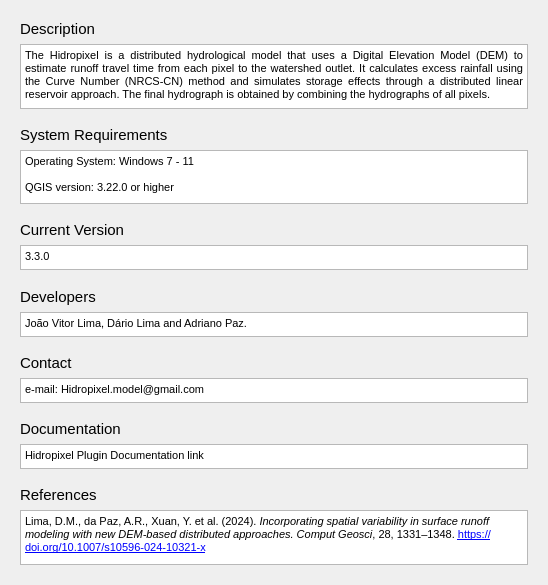
First picture: the form in hidropixel_dialog_about.ui, repository J1Vitor/HidroPixel_test, before the edit.
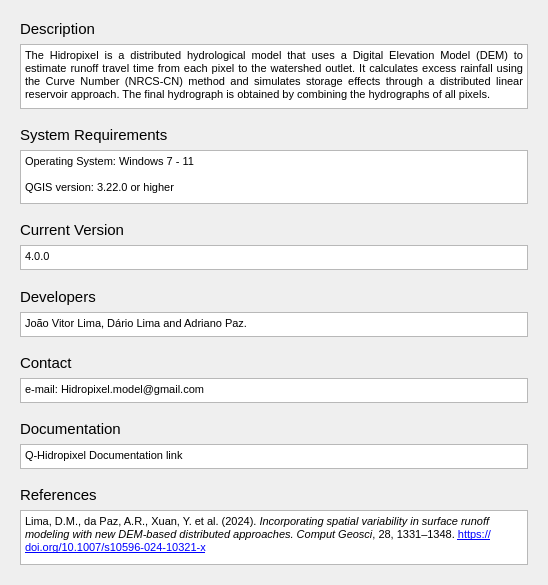
Second picture: the form after the edit.

Commit message: feat: Q-Hidropixel v400 with animation module

The edit to the form file:
```diff
--- a/hidropixel_dialog_about.ui
+++ b/hidropixel_dialog_about.ui
@@ -81,7 +81,7 @@
 &lt;html&gt;&lt;head&gt;&lt;meta name=&quot;qrichtext&quot; content=&quot;1&quot; /&gt;&lt;style type=&quot;text/css&quot;&gt;
 p, li { white-space: pre-wrap; }
 &lt;/style&gt;&lt;/head&gt;&lt;body style=&quot; font-family:'MS Shell Dlg 2'; font-size:8.25pt; font-weight:400; font-style:normal;&quot;&gt;
-&lt;p style=&quot; margin-top:12px; margin-bottom:12px; margin-left:0px; margin-right:0px; -qt-block-indent:0; text-indent:0px;&quot;&gt;&lt;span style=&quot; font-size:8pt;&quot;&gt;Hidropixel Plugin Documentation link&lt;/span&gt;&lt;/p&gt;&lt;/body&gt;&lt;/html&gt;</string>
+&lt;p style=&quot; margin-top:12px; margin-bottom:12px; margin-left:0px; margin-right:0px; -qt-block-indent:0; text-indent:0px;&quot;&gt;&lt;span style=&quot; font-size:8pt;&quot;&gt;Q-Hidropixel Documentation link&lt;/span&gt;&lt;/p&gt;&lt;/body&gt;&lt;/html&gt;</string>
           </property>
           <property name="acceptRichText">
            <bool>false</bool>
@@ -338,7 +338,7 @@
 &lt;html&gt;&lt;head&gt;&lt;meta name=&quot;qrichtext&quot; content=&quot;1&quot; /&gt;&lt;style type=&quot;text/css&quot;&gt;
 p, li { white-space: pre-wrap; }
 &lt;/style&gt;&lt;/head&gt;&lt;body style=&quot; font-family:'MS Shell Dlg 2'; font-size:8.25pt; font-weight:400; font-style:normal;&quot;&gt;
-&lt;p style=&quot; margin-top:0px; margin-bottom:0px; margin-left:0px; margin-right:0px; -qt-block-indent:0; text-indent:0px;&quot;&gt;&lt;span style=&quot; font-size:8pt;&quot;&gt;3.3.0&lt;/span&gt;&lt;/p&gt;&lt;/body&gt;&lt;/html&gt;</string>
+&lt;p style=&quot; margin-top:0px; margin-bottom:0px; margin-left:0px; margin-right:0px; -qt-block-indent:0; text-indent:0px;&quot;&gt;&lt;span style=&quot; font-size:8pt;&quot;&gt;4.0.0&lt;/span&gt;&lt;/p&gt;&lt;/body&gt;&lt;/html&gt;</string>
           </property>
           <property name="acceptRichText">
            <bool>false</bool>
```
The commit also changes 39 other files.
